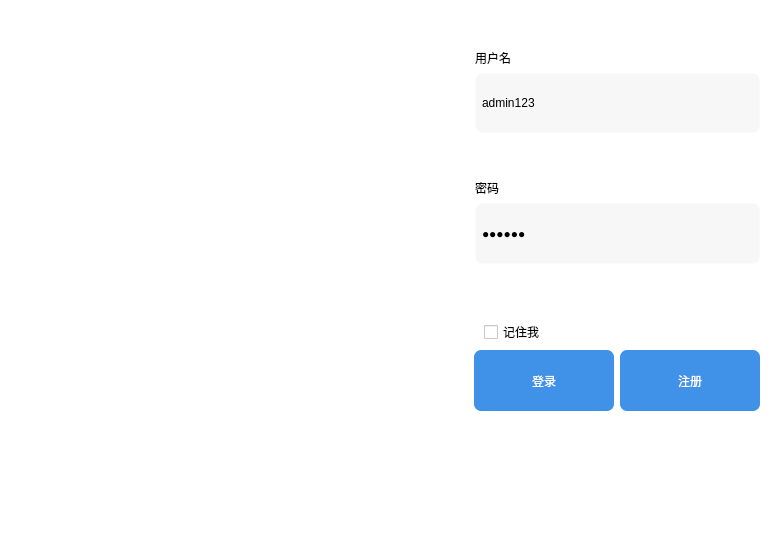
Before: the Qt Designer form mainwindow.ui in wangerge403/parkingManageSystem, drawn with Qt 5.
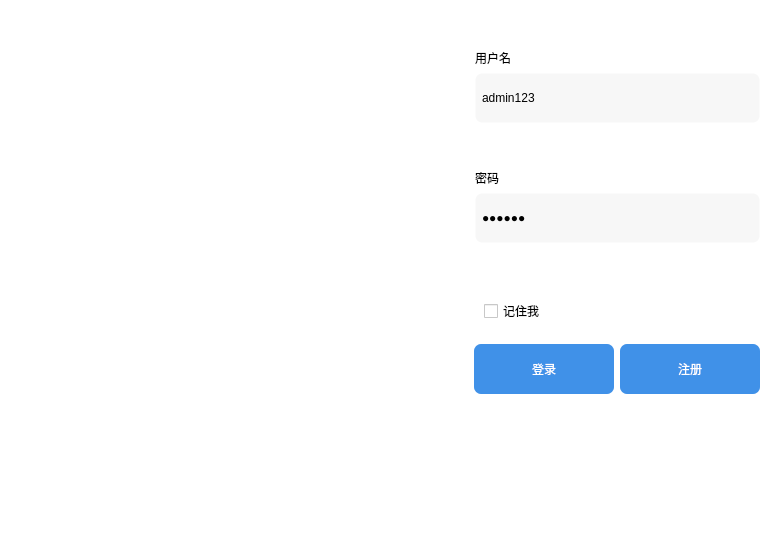
After: the same form once the commit is applied.

Patch:
```diff
--- a/mainwindow.ui
+++ b/mainwindow.ui
@@ -90,7 +90,7 @@
             <property name="minimumSize">
              <size>
               <width>0</width>
-              <height>60</height>
+              <height>50</height>
              </size>
             </property>
             <property name="styleSheet">
@@ -142,7 +142,7 @@
             <property name="minimumSize">
              <size>
               <width>0</width>
-              <height>61</height>
+              <height>50</height>
              </size>
             </property>
             <property name="styleSheet">
@@ -184,6 +184,9 @@
             <property name="topMargin">
              <number>10</number>
             </property>
+            <property name="bottomMargin">
+             <number>15</number>
+            </property>
             <item row="0" column="0">
              <widget class="QCheckBox" name="remebermeBox">
               <property name="text">
@@ -211,7 +214,7 @@
             <property name="minimumSize">
              <size>
               <width>0</width>
-              <height>61</height>
+              <height>50</height>
              </size>
             </property>
             <property name="styleSheet">
@@ -232,7 +235,7 @@
             <property name="minimumSize">
              <size>
               <width>0</width>
-              <height>61</height>
+              <height>50</height>
              </size>
             </property>
             <property name="styleSheet">
```
